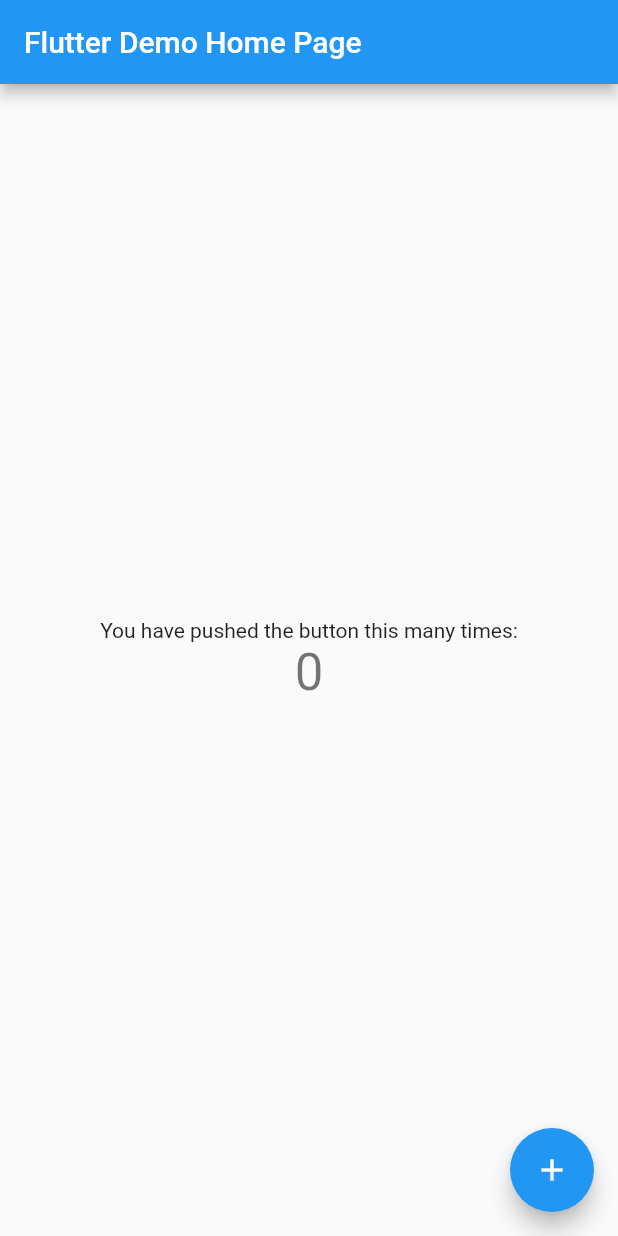
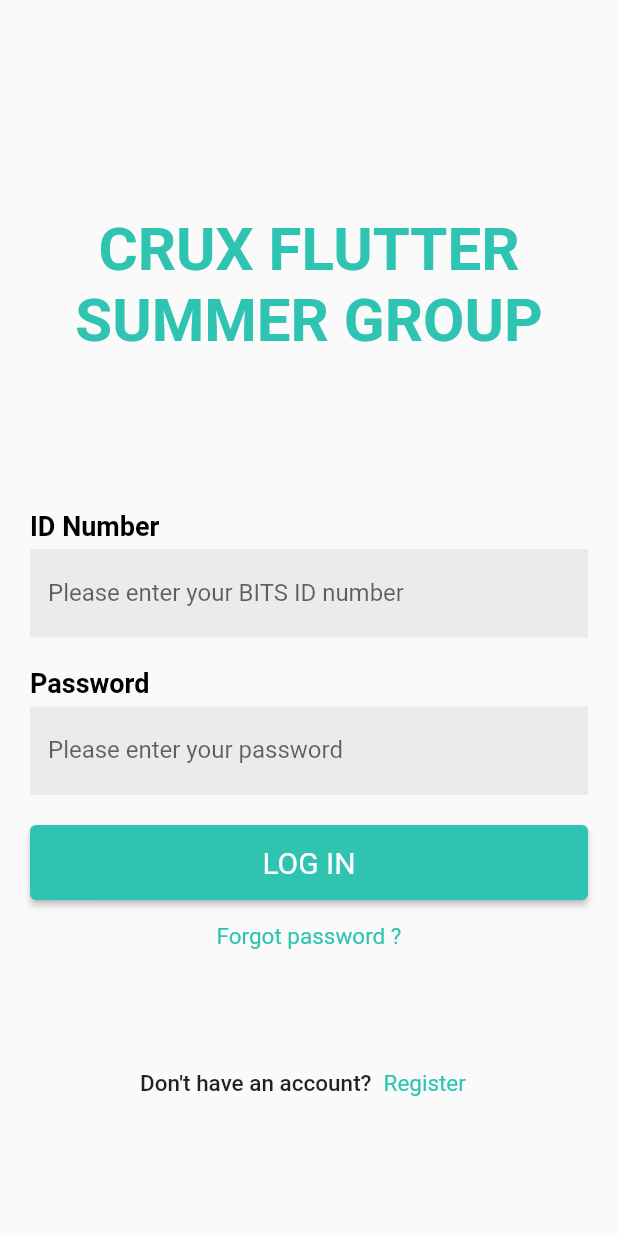
Before and after one commit to YashVardhanSingh01/fluttersummerproject, a Flutter app: the screen it shows after launch, on a phone screen of 412 x 824 dp. Run offline on Flutter 3.47's test engine with Material 2 defaults, Android fonts, the phone set to English and light mode, and no system bars.

Commit message:
add partial assignment220201712

```diff
--- /dev/null
+++ b/assignment220201712/lib/login.dart
@@ -0,0 +1,150 @@
+import 'package:flutter/material.dart';
+
+class LoginPage extends StatelessWidget {
+  @override
+  Widget build(BuildContext context) {
+    return MaterialApp(
+      home: Scaffold(
+        body: Center(
+          child: Padding(
+            padding: EdgeInsets.all(20),
+            child: Column(
+              children: [
+                Container(
+                  margin: EdgeInsets.fromLTRB(0, 70, 0, 30),
+                  alignment: Alignment.center,
+                  width: 800,
+                  height: 200,
+                  child: Text(
+                    'CRUX FLUTTER SUMMER GROUP',
+                    style: TextStyle(
+                      fontWeight: FontWeight.bold,
+                      fontSize: 40,
+                      color: Color(0xff2FC4B2),
+                    ),
+                    textAlign: TextAlign.center,
+                  ),
+                ),
+                Container(
+                  alignment: Alignment.topLeft,
+                  width: 800,
+                  child: Column(
+                    children: [
+                      Container(
+                        width: 800,
+                        padding: EdgeInsets.fromLTRB(0, 20, 0, 5),
+                        child: Text(
+                          'ID Number',
+                          style: TextStyle(
+                            fontWeight: FontWeight.bold,
+                            fontSize: 18,
+                            color: Colors.black,
+                          ),
+                          textAlign: TextAlign.left,
+                        ),
+                      ),
+                      TextField(
+                        textAlign: TextAlign.left,
+                        obscureText: false,
+                        decoration: InputDecoration(
+                            fillColor: Color(0xffEBEBEB),
+                            filled: true,
+                            border: InputBorder.none,
+                            labelText: 'Please enter your BITS ID number'),
+                      )
+                    ],
+                  ),
+                ),
+                Container(
+                  alignment: Alignment.topLeft,
+                  width: 800,
+                  child: Column(
+                    children: [
+                      Container(
+                        width: 800,
+                        padding: EdgeInsets.fromLTRB(0, 20, 0, 5),
+                        child: Text(
+                          'Password',
+                          style: TextStyle(
+                            fontWeight: FontWeight.bold,
+                            fontSize: 18,
+                            color: Colors.black,
+                          ),
+                          textAlign: TextAlign.left,
+                        ),
+                      ),
+                      TextField(
+                        textAlign: TextAlign.left,
+                        obscureText: true,
+                        decoration: InputDecoration(
+                            fillColor: Color(0xffEBEBEB),
+                            filled: true,
+                            border: InputBorder.none,
+                            labelText: 'Please enter your password'),
+                      )
+                    ],
+                  ),
+                ),
+                Column(
+                  children: [
+                    Container(
+                      padding: EdgeInsets.only(top: 20),
+                      width: 800,
+                      height: 70,
+                      child: ElevatedButton(
+                        onPressed: () {},
+                        style: ElevatedButton.styleFrom(
+                          primary: Color(0xff2FC4B2),
+                          textStyle: TextStyle(
+                            fontSize: 20,
+                          ),
+                        ),
+                        child: Text(
+                          'LOG IN',
+                        ),
+                      ),
+                    ),
+                    Container(
+                      child: TextButton(
+                        style: TextButton.styleFrom(
+                          primary: Color(0xff2FC4B2),
+                          textStyle: TextStyle(
+                            fontSize: 15,
+                          ),
+                        ),
+                        onPressed: () {},
+                        child: Text('Forgot password ?'),
+                      ),
+                    ),
+                    Container(
+                        margin: EdgeInsets.only(top: 50),
+                        child: Row(
+                          mainAxisAlignment: MainAxisAlignment.center,
+                          children: [
+                            Text(
+                              'Don\'t have an account?',
+                              style: TextStyle(
+                                  fontSize: 15, fontWeight: FontWeight.w500),
+                            ),
+                            TextButton(
+                              style: TextButton.styleFrom(
+                                primary: Color(0xff2FC4B2),
+                                textStyle: TextStyle(
+                                  fontSize: 15,
+                                ),
+                              ),
+                              onPressed: () {},
+                              child: Text('Register'),
+                            ),
+                          ],
+                        ))
+                  ],
+                ),
+              ],
+            ),
+          ),
+        ),
+      ),
+    );
+  }
+}
--- a/assignment220201712/lib/main.dart
+++ b/assignment220201712/lib/main.dart
@@ -1,113 +1,6 @@
 import 'package:flutter/material.dart';
+import 'login.dart';
 
 void main() {
-  runApp(MyApp());
+  runApp(LoginPage());
 }
-
-class MyApp extends StatelessWidget {
-  // This widget is the root of your application.
-  @override
-  Widget build(BuildContext context) {
-    return MaterialApp(
-      title: 'Flutter Demo',
-      theme: ThemeData(
-        // This is the theme of your application.
-        //
-        // Try running your application with "flutter run". You'll see the
-        // application has a blue toolbar. Then, without quitting the app, try
-        // changing the primarySwatch below to Colors.green and then invoke
-        // "hot reload" (press "r" in the console where you ran "flutter run",
-        // or simply save your changes to "hot reload" in a Flutter IDE).
-        // Notice that the counter didn't reset back to zero; the application
-        // is not restarted.
-        primarySwatch: Colors.blue,
-      ),
-      home: MyHomePage(title: 'Flutter Demo Home Page'),
-    );
-  }
-}
-
-class MyHomePage extends StatefulWidget {
-  MyHomePage({Key? key, required this.title}) : super(key: key);
-
-  // This widget is the home page of your application. It is stateful, meaning
-  // that it has a State object (defined below) that contains fields that affect
-  // how it looks.
-
-  // This class is the configuration for the state. It holds the values (in this
-  // case the title) provided by the parent (in this case the App widget) and
-  // used by the build method of the State. Fields in a Widget subclass are
-  // always marked "final".
-
-  final String title;
-
-  @override
-  _MyHomePageState createState() => _MyHomePageState();
-}
-
-class _MyHomePageState extends State<MyHomePage> {
-  int _counter = 0;
-
-  void _incrementCounter() {
-    setState(() {
-      // This call to setState tells the Flutter framework that something has
-      // changed in this State, which causes it to rerun the build method below
-      // so that the display can reflect the updated values. If we changed
-      // _counter without calling setState(), then the build method would not be
-      // called again, and so nothing would appear to happen.
-      _counter++;
-    });
-  }
-
-  @override
-  Widget build(BuildContext context) {
-    // This method is rerun every time setState is called, for instance as done
-    // by the _incrementCounter method above.
-    //
-    // The Flutter framework has been optimized to make rerunning build methods
-    // fast, so that you can just rebuild anything that needs updating rather
-    // than having to individually change instances of widgets.
-    return Scaffold(
-      appBar: AppBar(
-        // Here we take the value from the MyHomePage object that was created by
-        // the App.build method, and use it to set our appbar title.
-        title: Text(widget.title),
-      ),
-      body: Center(
-        // Center is a layout widget. It takes a single child and positions it
-        // in the middle of the parent.
-        child: Column(
-          // Column is also a layout widget. It takes a list of children and
-          // arranges them vertically. By default, it sizes itself to fit its
-          // children horizontally, and tries to be as tall as its parent.
-          //
-          // Invoke "debug painting" (press "p" in the console, choose the
-          // "Toggle Debug Paint" action from the Flutter Inspector in Android
-          // Studio, or the "Toggle Debug Paint" command in Visual Studio Code)
-          // to see the wireframe for each widget.
-          //
-          // Column has various properties to control how it sizes itself and
-          // how it positions its children. Here we use mainAxisAlignment to
-          // center the children vertically; the main axis here is the vertical
-          // axis because Columns are vertical (the cross axis would be
-          // horizontal).
-          mainAxisAlignment: MainAxisAlignment.center,
-          children: <Widget>[
-            Text(
-              'You have pushed the button this many times:',
-            ),
-            Text(
-              '$_counter',
-              style: Theme.of(context).textTheme.headline4,
-            ),
-          ],
-        ),
-      ),
-      floatingActionButton: FloatingActionButton(
-        onPressed: _incrementCounter,
-        tooltip: 'Increment',
-        child: Icon(Icons.add),
-      ), // This trailing comma makes auto-formatting nicer for build methods.
-    );
-  }
-}
```
